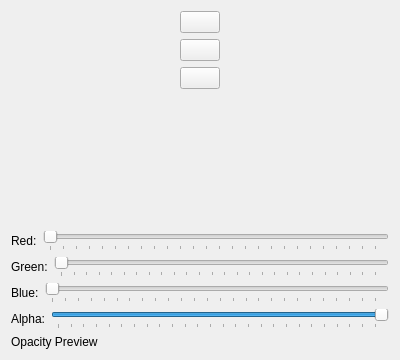
University-of-Utah-CS3505/a5-sprite-editor-f25-leomartinez47, file ui/toolpane.ui: the form before one commit.
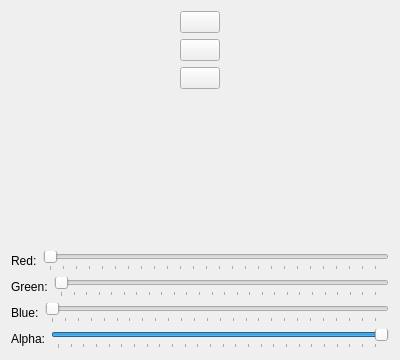
The form after the commit.

Commit message: Got rid of opacity bar.

```diff
--- a/ui/toolpane.ui
+++ b/ui/toolpane.ui
@@ -221,13 +221,6 @@
      </item>
     </layout>
    </item>
-   <item>
-    <widget class="QLabel" name="opacityPreview">
-     <property name="text">
-      <string>Opacity Preview</string>
-     </property>
-    </widget>
-   </item>
   </layout>
  </widget>
  <resources/>
```
The commit also changes 4 other files.
